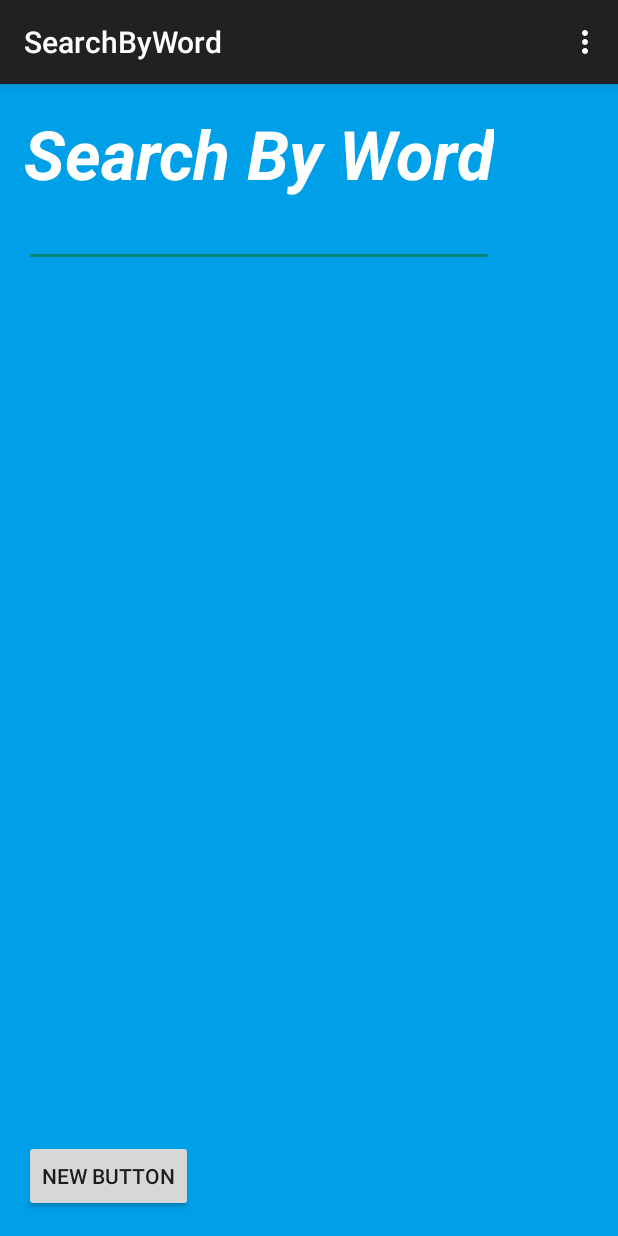
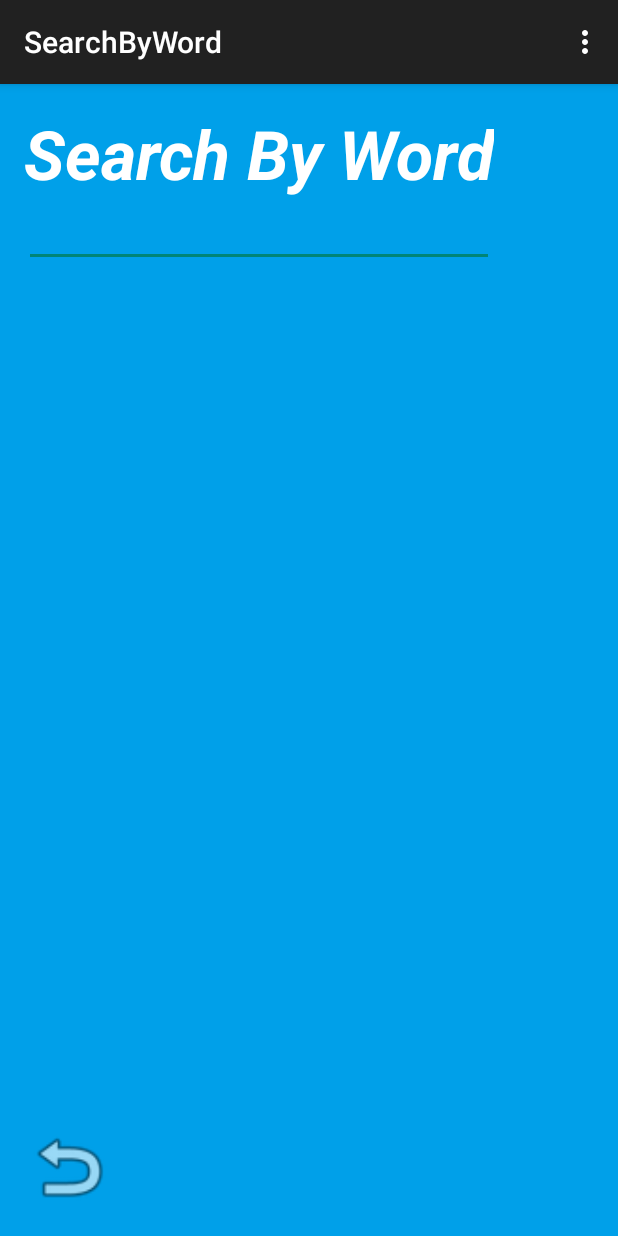
Before and after one commit to COMP380Group4/ASLPocketDictionary, an Android app: the SearchByWord screen opened directly, with no data from a screen before it, on a phone screen of 412 x 824 dp. Run offline under Robolectric (Android 15) with nearby library versions, the phone set to English and light mode, and no system bars.

Commit message:
back button now added to SearchByWord
button allows the user to traverse back to the main menu

```diff
--- a/app/src/main/java/comp380/group4/com/aslpocketdictionary/SearchByWord.java
+++ b/app/src/main/java/comp380/group4/com/aslpocketdictionary/SearchByWord.java
@@ -5,6 +5,7 @@ import android.support.v7.app.ActionBarActivity;
 import android.os.Bundle;
 import android.view.Menu;
 import android.view.MenuItem;
+import android.view.View;
 
 
 public class SearchByWord extends ActionBarActivity {
@@ -15,6 +16,14 @@ public class SearchByWord extends ActionBarActivity {
         setContentView(R.layout.activity_search_by_word);
         Intent intent = getIntent();
     }
+
+    /** Called when the user clicks the back button */
+    public void goHome(View view) {
+        setContentView(R.layout.activity_main_screen);
+
+    }
+
+
 
 
     @Override
--- a/app/src/main/res/layout/activity_search_by_word.xml
+++ b/app/src/main/res/layout/activity_search_by_word.xml
@@ -35,13 +35,14 @@
         android:layout_below="@+id/editText" />
 
     <Button
-        android:layout_width="wrap_content"
-        android:layout_height="wrap_content"
-        android:text="New Button"
-        android:id="@+id/button"
+        android:layout_width="60dp"
+        android:layout_height="60dp"
+        android:id="@+id/back"
+        android:onClick="goHome"
         android:layout_alignParentBottom="true"
         android:layout_alignParentLeft="true"
-        android:layout_alignParentStart="true" />
+        android:layout_alignParentStart="true"
+        android:background="@android:drawable/ic_menu_revert" />
 
 
 </RelativeLayout>
```
